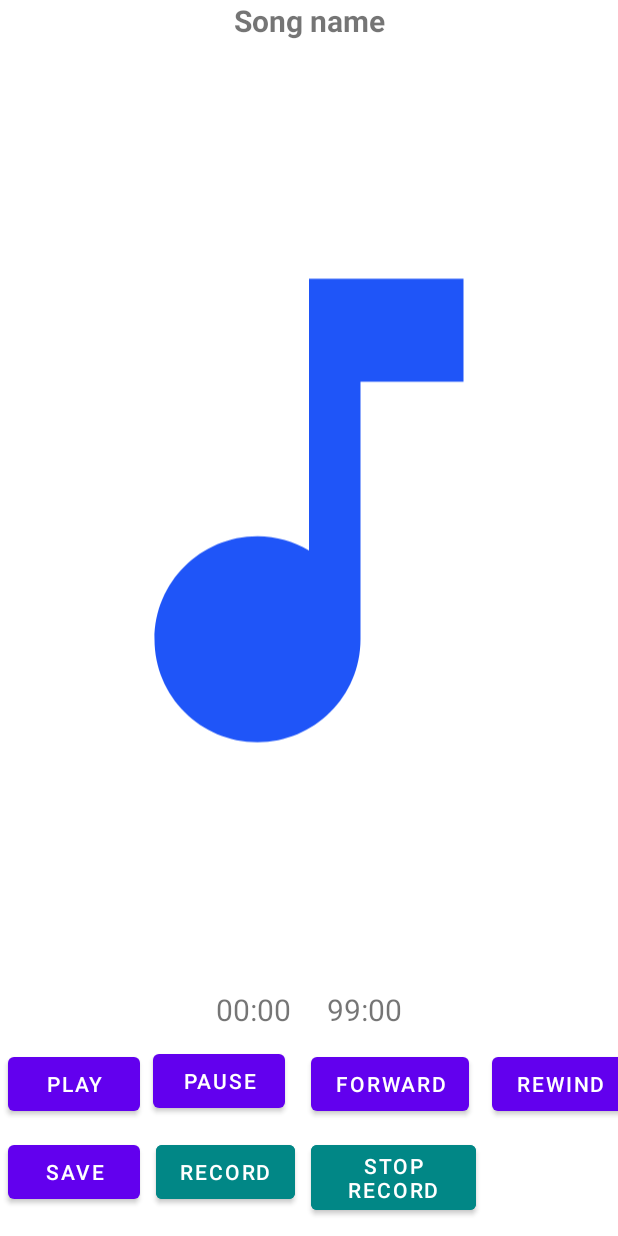
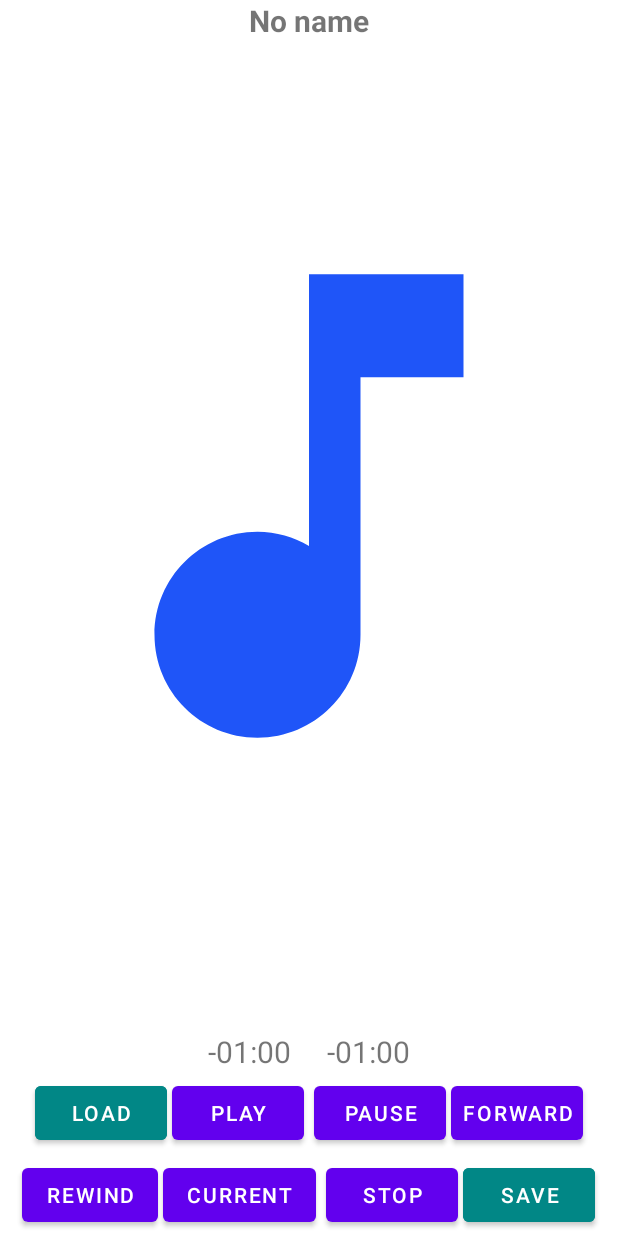
Before and after one commit to Doan-Pham/SE114_AudioDemo, an Android app: the layout activity_main.xml on its own in the app's theme, with its tools: preview values and no code run, on a phone screen of 412 x 824 dp. Run offline under Robolectric (Android 15) with nearby library versions, the phone set to English and light mode, and no system bars.

Commit message:
Move buttons into LinearLayouts for better visiblity

```diff
--- a/app/src/main/res/layout/activity_main.xml
+++ b/app/src/main/res/layout/activity_main.xml
@@ -7,11 +7,11 @@
     tools:context=".MainActivity">
 
     <TextView
-        android:id="@+id/song_name_textview"
+        android:id="@+id/audio_name_textview"
         android:layout_width="match_parent"
         android:layout_height="wrap_content"
         android:gravity="center"
-        android:text="Song name"
+        android:text="No name"
         android:textSize="20sp"
         android:textStyle="bold"
         app:layout_constraintEnd_toEndOf="parent"
@@ -24,10 +24,10 @@
         android:layout_height="0dp"
         android:layout_marginBottom="40dp"
         android:src="@drawable/ic_baseline_music_note_24"
-        app:layout_constraintBottom_toTopOf="@id/buttons_container"
+        app:layout_constraintBottom_toTopOf="@id/audio_timestamps"
         app:layout_constraintLeft_toLeftOf="parent"
         app:layout_constraintRight_toRightOf="parent"
-        app:layout_constraintTop_toBottomOf="@+id/song_name_textview" />
+        app:layout_constraintTop_toBottomOf="@+id/audio_name_textview" />
 
     <LinearLayout
         android:id="@+id/audio_timestamps"
@@ -35,7 +35,7 @@
         android:layout_height="wrap_content"
         android:gravity="center"
         android:orientation="horizontal"
-        app:layout_constraintBottom_toTopOf="@id/buttons_container"
+        app:layout_constraintBottom_toTopOf="@id/first_buttons_container"
         app:layout_constraintEnd_toEndOf="parent"
         app:layout_constraintStart_toStartOf="parent"
         app:layout_constraintTop_toBottomOf="@id/music_note_imageview">
@@ -46,7 +46,7 @@
             android:layout_height="wrap_content"
             android:layout_marginRight="24dp"
             android:gravity="center"
-            android:text="00:00"
+            android:text="-01:00"
             android:textSize="20sp" />
 
         <TextView
@@ -54,26 +54,34 @@
             android:layout_width="wrap_content"
             android:layout_height="wrap_content"
             android:gravity="center"
-            android:text="99:00"
+            android:text="-01:00"
             android:textSize="20sp" />
     </LinearLayout>
 
-    <GridLayout
-        android:id="@+id/buttons_container"
+    <LinearLayout
+        android:id="@+id/first_buttons_container"
         android:layout_width="match_parent"
         android:layout_height="wrap_content"
         android:columnCount="4"
         android:gravity="center"
-        app:layout_constraintBottom_toBottomOf="parent"
+        android:useDefaultMargins="true"
+        app:layout_constraintBottom_toTopOf="@id/second_buttons_container"
         app:layout_constraintEnd_toEndOf="parent"
         app:layout_constraintStart_toStartOf="parent"
         app:layout_constraintTop_toBottomOf="@id/audio_timestamps">
 
         <Button
+            android:id="@+id/load_button"
+            android:layout_width="wrap_content"
+            android:layout_height="wrap_content"
+            android:backgroundTint="@color/teal_700"
+            android:text="Load" />
+
+        <Button
             android:id="@+id/play_button"
             android:layout_width="wrap_content"
             android:layout_height="wrap_content"
-            android:layout_margin="5dp"
+            android:layout_margin="3dp"
             android:text="Play" />
 
         <Button
@@ -87,40 +95,50 @@
             android:id="@+id/forward_button"
             android:layout_width="wrap_content"
             android:layout_height="wrap_content"
-            android:layout_margin="5dp"
+            android:padding="0dp"
             android:text="Forward" />
+    </LinearLayout>
+
+    <LinearLayout
+        android:id="@+id/second_buttons_container"
+        android:layout_width="match_parent"
+        android:layout_height="wrap_content"
+        android:columnCount="4"
+        android:gravity="center"
+        android:useDefaultMargins="true"
+        app:layout_constraintBottom_toBottomOf="parent"
+        app:layout_constraintEnd_toEndOf="parent"
+        app:layout_constraintStart_toStartOf="parent"
+        app:layout_constraintTop_toBottomOf="@id/first_buttons_container">
 
         <Button
             android:id="@+id/rewind_button"
             android:layout_width="wrap_content"
             android:layout_height="wrap_content"
-            android:layout_margin="5dp"
             android:text="Rewind" />
+
+        <Button
+            android:id="@+id/audio_current_button"
+            android:layout_width="wrap_content"
+            android:layout_height="wrap_content"
+            android:layout_margin="3dp"
+            android:text="Current" />
+
+        <Button
+            android:id="@+id/stop_button"
+            android:layout_width="wrap_content"
+            android:layout_height="wrap_content"
+            android:layout_margin="3dp"
+            android:text="Stop" />
 
         <Button
             android:id="@+id/save_button"
             android:layout_width="wrap_content"
             android:layout_height="wrap_content"
-            android:layout_margin="5dp"
+            android:backgroundTint="@color/teal_700"
+            android:padding="0dp"
             android:text="Save" />
-
-        <Button
-            android:id="@+id/record_button"
-            android:layout_width="wrap_content"
-            android:layout_height="wrap_content"
-            android:layout_margin="5dp"
-            android:backgroundTint="@color/teal_700"
-            android:text="Record" />
-
-        <Button
-            android:id="@+id/stop_record_button"
-            android:layout_width="110dp"
-            android:layout_height="wrap_content"
-            android:layout_rowSpan="4"
-            android:layout_margin="5dp"
-            android:backgroundTint="@color/teal_700"
-            android:text="Stop record" />
-    </GridLayout>
+    </LinearLayout>
 
 
 </androidx.constraintlayout.widget.ConstraintLayout>
```
